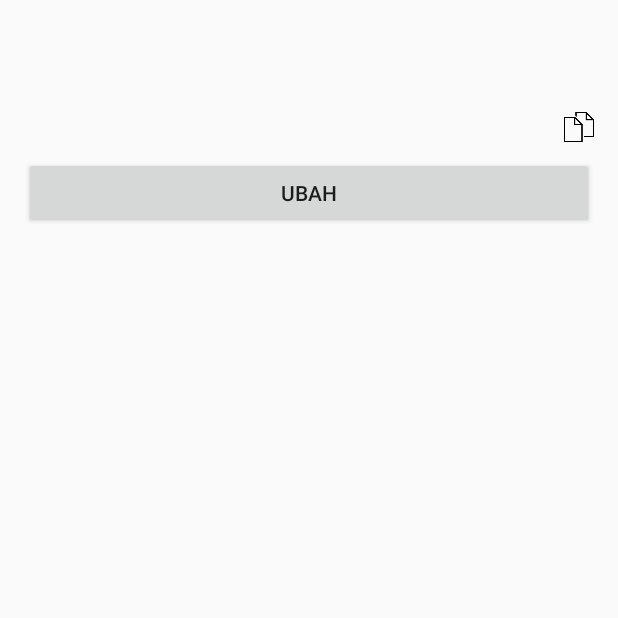
After one commit to mnaufalmuafa/KontakSaya, an Android app: the ContactDetail screen opened directly, with no data from a screen before it, on a phone screen of 412 x 824 dp, the top half of it. The commit adds this screen. Run offline under Robolectric (Android 15) with nearby library versions, the phone set to English and light mode, and no system bars.

Commit message:
Buat Activity Contact Detail

```diff
--- a/app/src/main/AndroidManifest.xml
+++ b/app/src/main/AndroidManifest.xml
@@ -9,7 +9,8 @@
         android:roundIcon="@mipmap/ic_launcher_round"
         android:supportsRtl="true"
         android:theme="@style/AppTheme">
-        <activity android:name=".TambahKontak"></activity>
+        <activity android:name=".ContactDetail"></activity>
+        <activity android:name=".TambahKontak" />
         <activity android:name=".MainActivity">
             <intent-filter>
                 <action android:name="android.intent.action.MAIN" />
--- /dev/null
+++ b/app/src/main/java/com/example/kontaksaya/ContactDetail.kt
@@ -0,0 +1,22 @@
+package com.example.kontaksaya
+
+import androidx.appcompat.app.AppCompatActivity
+import android.os.Bundle
+import kotlinx.android.synthetic.main.activity_contact_detail.*
+import kotlinx.android.synthetic.main.item_kontak.*
+import kotlinx.android.synthetic.main.item_kontak.TVNama
+
+class ContactDetail : AppCompatActivity() {
+
+    override fun onCreate(savedInstanceState: Bundle?) {
+        super.onCreate(savedInstanceState)
+        setContentView(R.layout.activity_contact_detail)
+
+        var extras : Bundle? = getIntent().extras
+        val nama = extras?.getString("Nama")
+        val NoTelp = extras?.getString("NoTelp")
+
+        TVNama.text = nama
+        TVNoTelp.text = NoTelp
+    }
+}
--- /dev/null
+++ b/app/src/main/res/layout/activity_contact_detail.xml
@@ -0,0 +1,54 @@
+<?xml version="1.0" encoding="utf-8"?>
+<androidx.constraintlayout.widget.ConstraintLayout xmlns:android="http://schemas.android.com/apk/res/android"
+    xmlns:app="http://schemas.android.com/apk/res-auto"
+    xmlns:tools="http://schemas.android.com/tools"
+    android:layout_width="match_parent"
+    android:layout_height="match_parent"
+    tools:context=".ContactDetail">
+
+    <TextView
+        android:id="@+id/TVNama"
+        android:layout_width="wrap_content"
+        android:layout_height="wrap_content"
+        android:layout_marginStart="16dp"
+        android:layout_marginTop="20dp"
+        android:textSize="25sp"
+        android:textStyle="bold"
+        app:layout_constraintStart_toStartOf="parent"
+        app:layout_constraintTop_toTopOf="parent"
+        tools:text="Nama"/>
+
+    <TextView
+        android:id="@+id/TVNoTelp"
+        android:layout_width="wrap_content"
+        android:layout_height="wrap_content"
+        android:layout_marginStart="16dp"
+        android:layout_marginTop="15dp"
+        android:textSize="18sp"
+        tools:text="08232286759"
+        app:layout_constraintStart_toStartOf="parent"
+        app:layout_constraintTop_toBottomOf="@+id/TVNama"/>
+
+    <ImageView
+        android:id="@+id/IVICCopy"
+        android:layout_width="20dp"
+        android:layout_height="20dp"
+        android:src="@drawable/ic_copy"
+        android:layout_marginTop="20dp"
+        android:layout_marginEnd="16dp"
+        app:layout_constraintTop_toBottomOf="@+id/TVNama"
+        app:layout_constraintEnd_toEndOf="parent"/>
+
+    <Button
+        android:id="@+id/BtnUbah"
+        android:layout_width="match_parent"
+        android:layout_height="wrap_content"
+        android:layout_marginTop="10dp"
+        android:layout_marginStart="16dp"
+        android:layout_marginEnd="16dp"
+        android:text="Ubah"
+        app:layout_constraintStart_toStartOf="parent"
+        app:layout_constraintEnd_toEndOf="parent"
+        app:layout_constraintTop_toBottomOf="@+id/TVNoTelp"/>
+
+</androidx.constraintlayout.widget.ConstraintLayout>
--- a/app/src/main/res/values/strings.xml
+++ b/app/src/main/res/values/strings.xml
@@ -1,3 +1,5 @@
 <resources>
     <string name="app_name">Kontak Saya</string>
+    <string name="Nama">Nama</string>
+    <string name="NoTelp">NoTelp</string>
 </resources>
```
Also changed, not shown: app/src/main/java/com/example/kontaksaya/MainActivity.kt (+16 -12 lines), app/src/main/java/com/example/kontaksaya/RVContactAdapter.kt (+22 -3 lines), app/src/main/res/layout/item_kontak.xml (+15 -2 lines), app/src/main/res/drawable/ic_copy.png (added), app/src/main/res/drawable/ic_trash.png (added).
